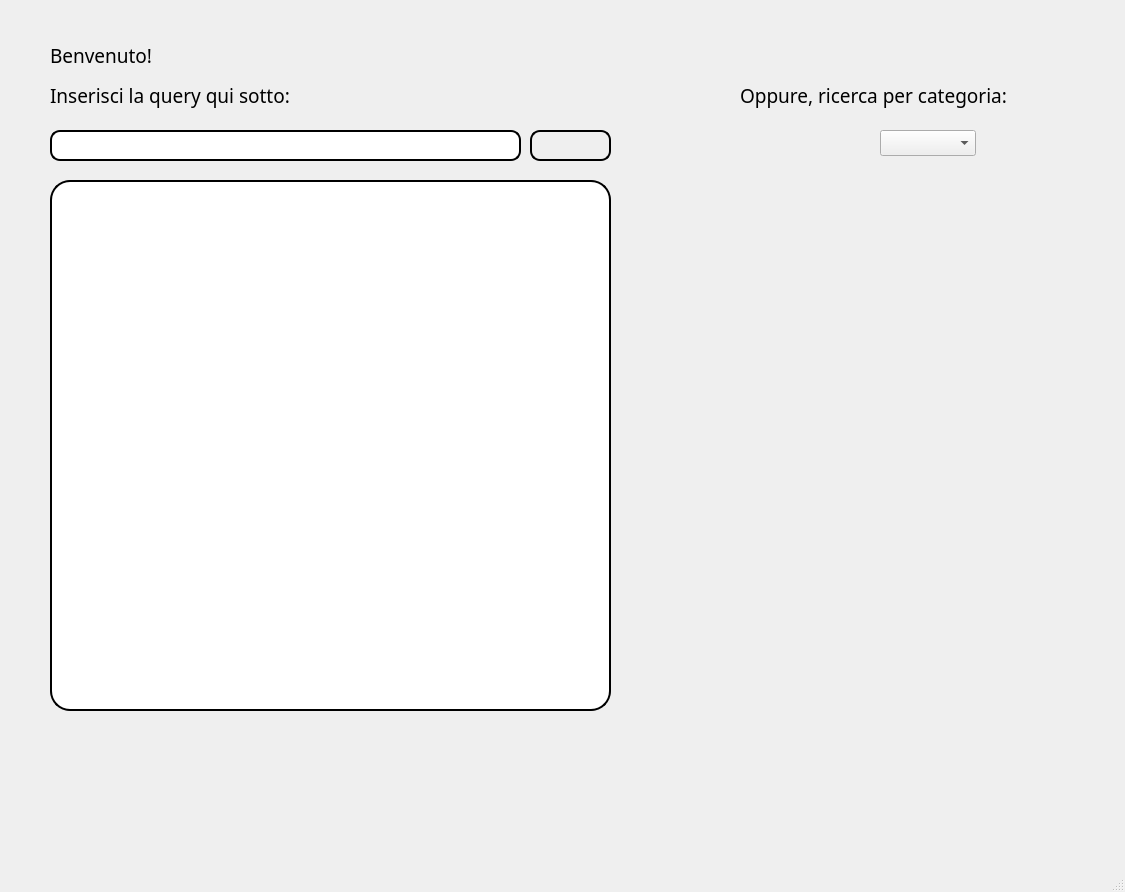
First picture: the form in SandboxForTesting/Whoosh/gui.ui, repository ChristianP01/Gamenter, before the edit.
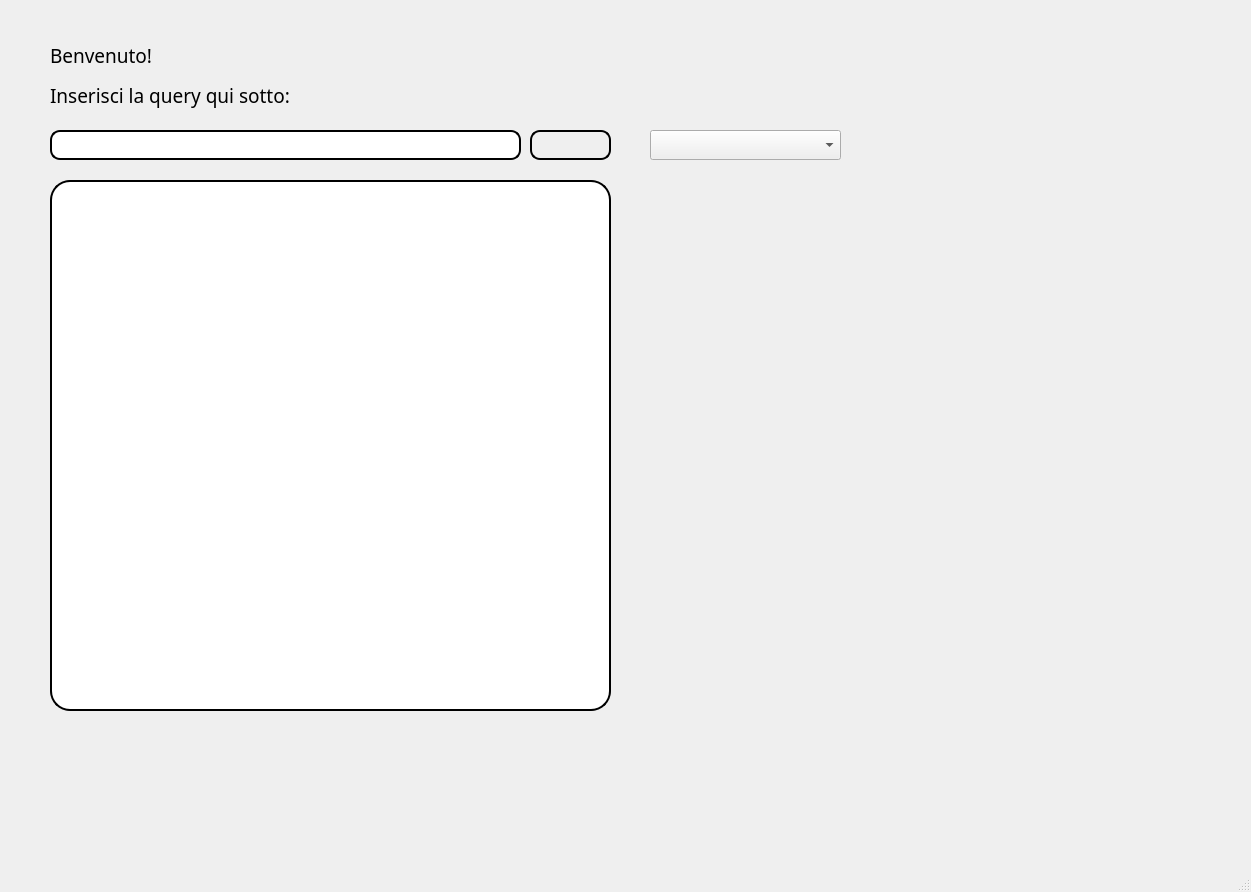
Second picture: the form after the edit. Icons and pictures are not drawn.

```diff
--- a/SandboxForTesting/Whoosh/gui.ui
+++ b/SandboxForTesting/Whoosh/gui.ui
@@ -6,7 +6,7 @@
    <rect>
     <x>0</x>
     <y>0</y>
-    <width>1125</width>
+    <width>1251</width>
     <height>892</height>
    </rect>
   </property>
@@ -18,9 +18,9 @@
     <property name="geometry">
      <rect>
       <x>50</x>
-      <y>30</y>
+      <y>40</y>
       <width>131</width>
-      <height>51</height>
+      <height>30</height>
      </rect>
     </property>
     <property name="font">
@@ -41,7 +41,7 @@
       <x>50</x>
       <y>130</y>
       <width>471</width>
-      <height>31</height>
+      <height>30</height>
      </rect>
     </property>
     <property name="styleSheet">
@@ -64,7 +64,7 @@
      <rect>
       <x>50</x>
       <y>80</y>
-      <width>311</width>
+      <width>310</width>
       <height>31</height>
      </rect>
     </property>
@@ -101,7 +101,7 @@
       <x>530</x>
       <y>130</y>
       <width>81</width>
-      <height>31</height>
+      <height>30</height>
      </rect>
     </property>
     <property name="styleSheet">
@@ -128,30 +128,26 @@
    <widget class="QComboBox" name="genreList">
     <property name="geometry">
      <rect>
-      <x>880</x>
+      <x>650</x>
       <y>130</y>
-      <width>96</width>
-      <height>26</height>
+      <width>191</width>
+      <height>30</height>
      </rect>
     </property>
-   </widget>
-   <widget class="QLabel" name="label_2">
-    <property name="geometry">
-     <rect>
-      <x>740</x>
-      <y>80</y>
-      <width>361</width>
-      <height>31</height>
-     </rect>
+    <property name="focusPolicy">
+     <enum>Qt::WheelFocus</enum>
     </property>
-    <property name="font">
-     <font>
-      <family>AvantGarde LT Medium</family>
-      <pointsize>14</pointsize>
-     </font>
+    <property name="contextMenuPolicy">
+     <enum>Qt::PreventContextMenu</enum>
     </property>
-    <property name="text">
-     <string>Oppure, ricerca per categoria:</string>
+    <property name="whatsThis">
+     <string/>
+    </property>
+    <property name="editable">
+     <bool>false</bool>
+    </property>
+    <property name="currentText">
+     <string/>
     </property>
    </widget>
   </widget>
```
Left out of the diff: 2 changed lines with no effect on the pictures.
